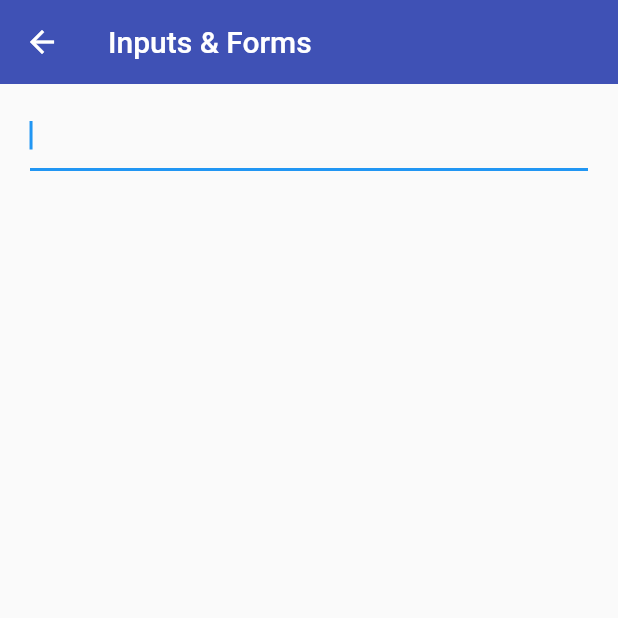
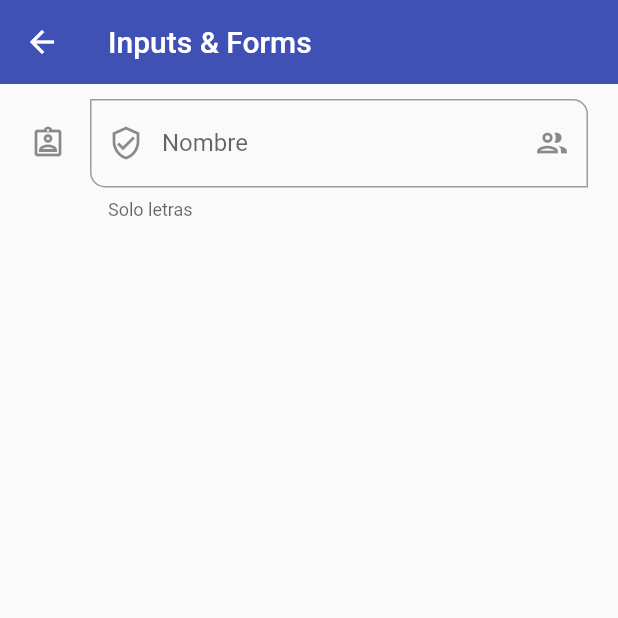
Before and after one commit to CRUXsur/marknotes, a Flutter app: the InputsScreen screen opened by its route, on a phone screen of 412 x 824 dp, the top half of it. Run offline on Flutter 3.47's test engine with Material 2 defaults, Android fonts, the phone set to English and light mode, and no system bars.

Commit message:
TextFormFields - Personalizacion

```diff
--- a/lib/screens/inputs_screen.dart
+++ b/lib/screens/inputs_screen.dart
@@ -14,14 +14,44 @@ class InputsScreen extends StatelessWidget {
             padding: const EdgeInsets.symmetric(horizontal: 20, vertical: 10),
             child: Column(
               children: [
+                //
+                //
                 TextFormField(
-                    autofocus: true, //
+                    autofocus: false, //
                     initialValue: '', //
                     textCapitalization: TextCapitalization.words,
                     onChanged: (value) {
                       //
                       print('value: $value');
-                    })
+                    },
+                    //validaciones
+                    validator: (value) {
+                      if (value == null) return 'Este campo es requerido';
+                      return value.length < 3 ? 'Minimo de 3 letras' : null;
+                    },
+                    autovalidateMode: AutovalidateMode.onUserInteraction,
+                    decoration: const InputDecoration(
+                      hintText: 'Nombre del usuario',
+                      labelText: 'Nombre',
+                      helperText: 'Solo letras',
+                      //counterText:
+                      prefixIcon: Icon(Icons.verified_user_outlined),
+                      suffixIcon: Icon(Icons.group_outlined), //
+                      icon: Icon(Icons.assignment_ind_outlined),
+                      //configurar el color del borde!
+                      focusedBorder: OutlineInputBorder(
+                          borderSide: BorderSide(color: Colors.green)), //
+                      //
+                      border: OutlineInputBorder(
+                          borderRadius: BorderRadius.only(
+                        bottomLeft: Radius.circular(10),
+                        topRight: Radius.circular(10),
+                      )),
+                    )
+                    //
+                    )
+                //
+                //
               ],
             )),
       ),
```
